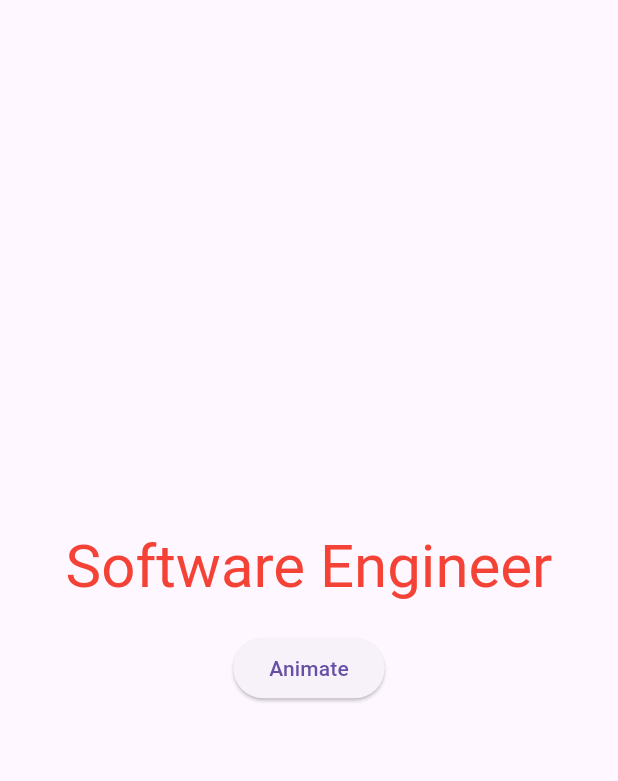
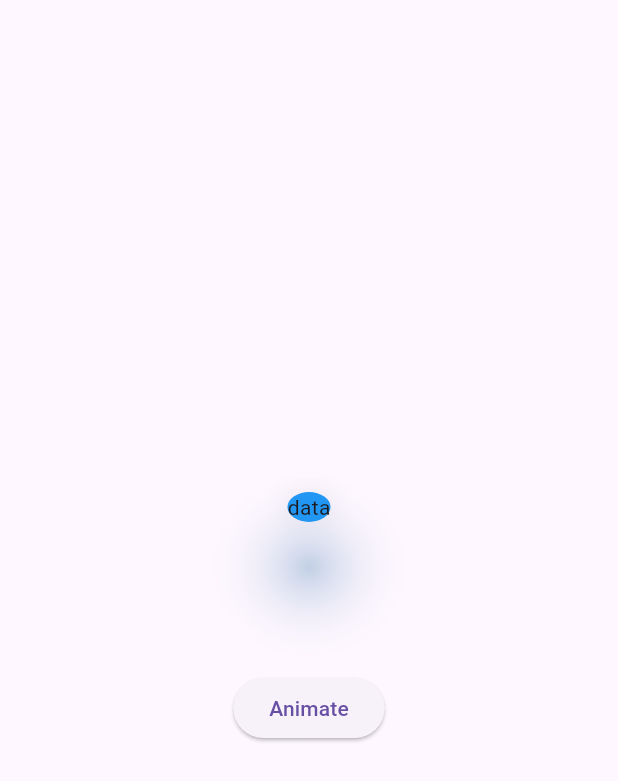
Before and after one commit to Eslam-Hossam1/animation_app, a Flutter app: the screen it shows after launch, on a phone screen of 412 x 824 dp. Shown: the top 781 px of the screen. Run offline on Flutter 3.47's test engine with Material 3 defaults, Android fonts, the phone set to English and light mode, and no system bars.

```diff
--- a/lib/animations_view.dart
+++ b/lib/animations_view.dart
@@ -42,15 +42,17 @@ class _AnimatedCategoriesState extends State<AnimatedCategories> {
   Widget build(BuildContext context) {
     return Column(
       children: [
-        AnimatedDefaultTextStyle(
-          style: showFirst
-              ? TextStyle(fontSize: 40, color: Colors.red)
-              : TextStyle(fontSize: 20, color: Colors.blue),
-          duration: Duration(milliseconds: 300),
-          child: showFirst ? Text('Software Engineer') : Text('Eslam Hossam'),
-        ),
+        AnimatedPhysicalModel(
+            shape: BoxShape.circle,
+            color: showFirst ? Colors.blue : Colors.red,
+            shadowColor: showFirst ? Colors.blue : Colors.red,
+            elevation: showFirst ? 20 : 30,
+            duration: Duration(
+              milliseconds: 300,
+            ),
+            child: Text('data')),
         SizedBox(
-          height: 20,
+          height: 100,
         ),
         ElevatedButton(
           onPressed: () {
```
